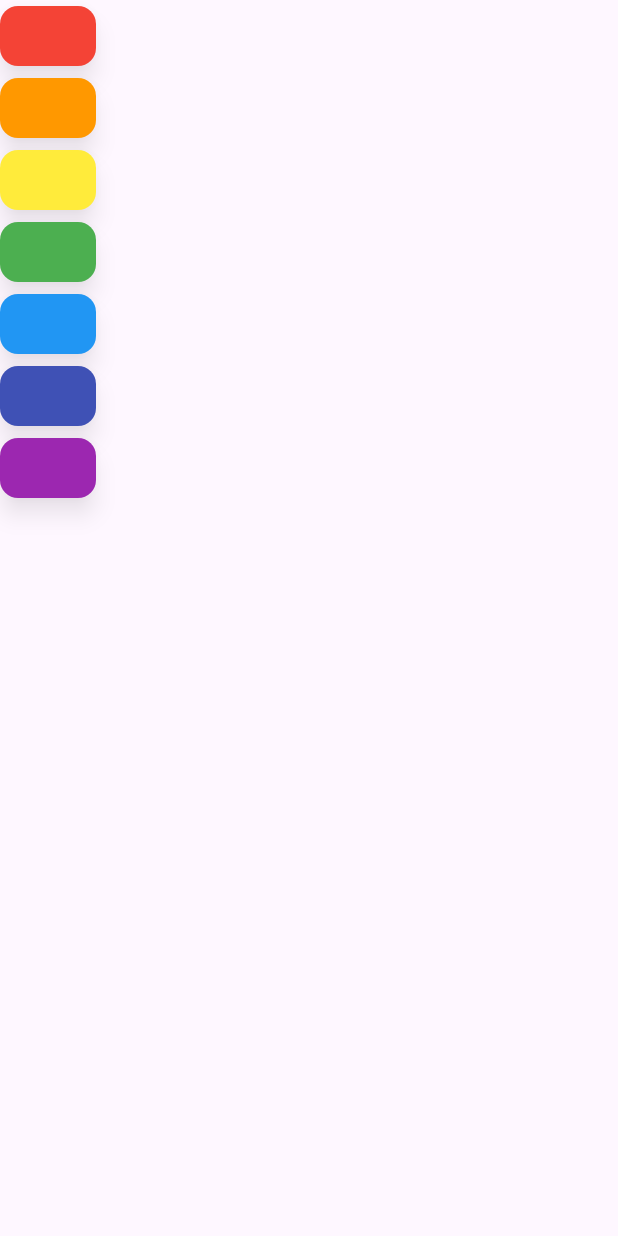
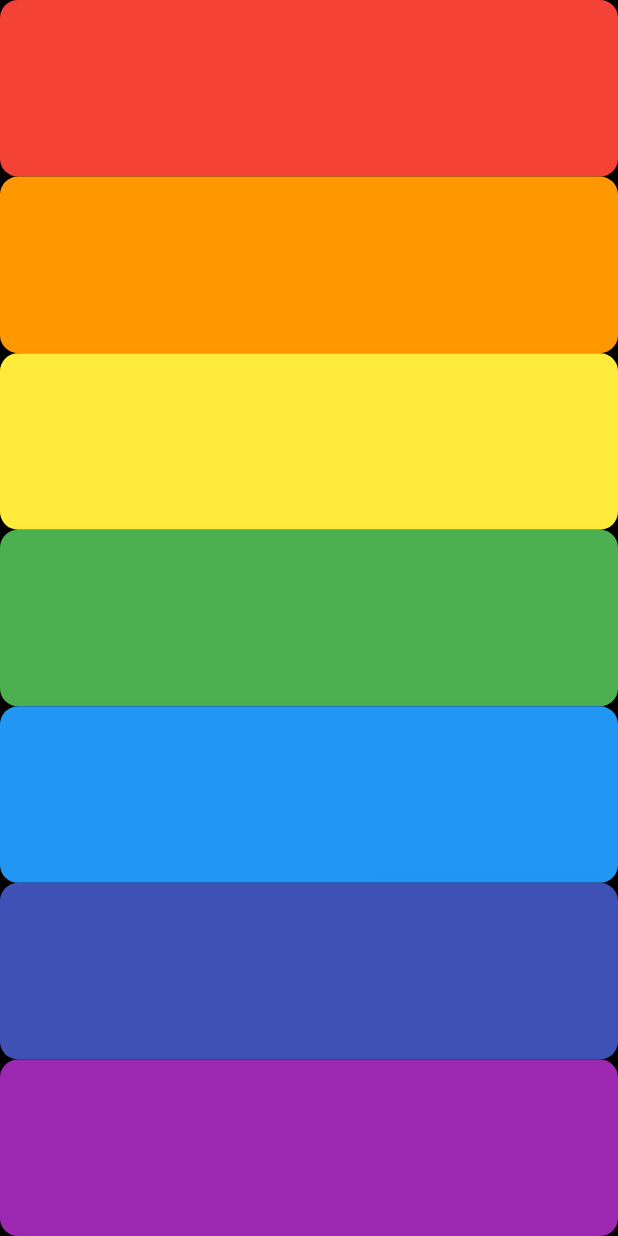
Before and after one commit to ashishpatel-dd1/xylophone_smi, a Flutter app: the screen it shows after launch, on a phone screen of 412 x 824 dp. Run offline on Flutter 3.47's test engine with Material 3 defaults, Android fonts, the light colour scheme and no system bars; our stand-ins replace audioplayers.

Commit message:
update layout and general UI improvements

```diff
--- a/lib/main.dart
+++ b/lib/main.dart
@@ -13,16 +13,20 @@ class MyXylophoneApp extends StatelessWidget {
     await player.play(AssetSource('audio/note$noteNumber.wav'));
   }
 
+  // void BuildKey(){
+  //
+  // }
+
   @override
   Widget build(BuildContext context) {
     return MaterialApp(
       home: Scaffold(
+        backgroundColor: Colors.black,
         body: SafeArea(
           child: Column(
-            //mainAxisAlignment: MainAxisAlignment.spaceEvenly,
+            crossAxisAlignment: CrossAxisAlignment.stretch,
             children: <Widget>[
-              Padding(
-                padding: const EdgeInsets.all(0.0),
+              Expanded(
                 child: TextButton(
                     style: TextButton.styleFrom(
                       backgroundColor: Colors.red, // Xylophone key color
@@ -45,8 +49,7 @@ class MyXylophoneApp extends StatelessWidget {
                     },
                     child: SizedBox()),
               ),
-              Padding(
-                padding: const EdgeInsets.all(0.0),
+              Expanded(
                 child: TextButton(
                     style: TextButton.styleFrom(
                       backgroundColor: Colors.orange, // Xylophone key color
@@ -69,8 +72,7 @@ class MyXylophoneApp extends StatelessWidget {
                     },
                     child: SizedBox()),
               ),
-              Padding(
-                padding: const EdgeInsets.all(0.0),
+              Expanded(
                 child: TextButton(
                     style: TextButton.styleFrom(
                       backgroundColor: Colors.yellow, // Xylophone key color
@@ -93,8 +95,7 @@ class MyXylophoneApp extends StatelessWidget {
                     },
                     child: SizedBox()),
               ),
-              Padding(
-                padding: const EdgeInsets.all(0.0),
+              Expanded(
                 child: TextButton(
                     style: TextButton.styleFrom(
                       backgroundColor: Colors.green, // Xylophone key color
@@ -117,8 +118,7 @@ class MyXylophoneApp extends StatelessWidget {
                     },
                     child: SizedBox()),
               ),
-              Padding(
-                padding: const EdgeInsets.all(0.0),
+              Expanded(
                 child: TextButton(
                     style: TextButton.styleFrom(
                       backgroundColor: Colors.blue, // Xylophone key color
@@ -141,8 +141,7 @@ class MyXylophoneApp extends StatelessWidget {
                     },
                     child: SizedBox()),
               ),
-              Padding(
-                padding: const EdgeInsets.all(0.0),
+              Expanded(
                 child: TextButton(
                     style: TextButton.styleFrom(
                       backgroundColor: Colors.indigo, // Xylophone key color
@@ -165,8 +164,7 @@ class MyXylophoneApp extends StatelessWidget {
                     },
                     child: SizedBox()),
               ),
-              Padding(
-                padding: const EdgeInsets.all(0.0),
+              Expanded(
                 child: TextButton(
                     style: TextButton.styleFrom(
                       backgroundColor: Colors.purple, // Xylophone key color
```
